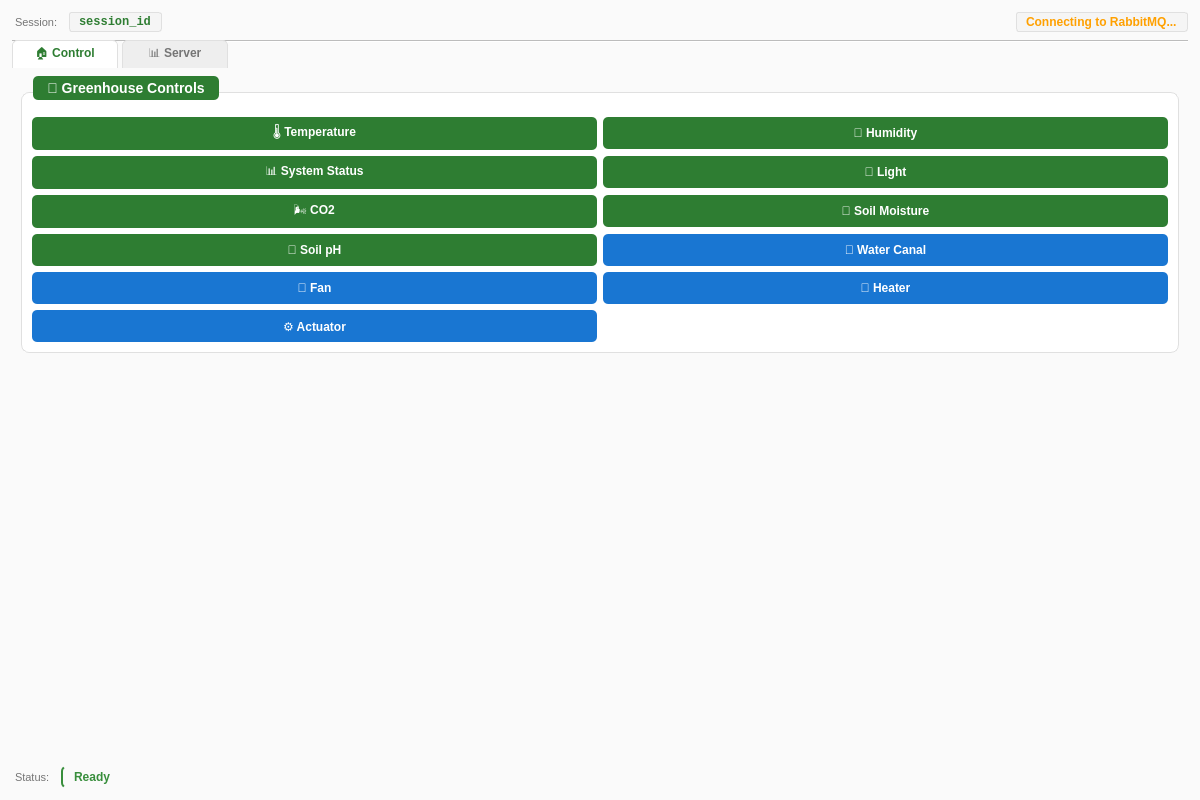
Above: frontend/front.ui from TigranYavroyan/GreenHouse_Application before the change. Below: the same form after it.
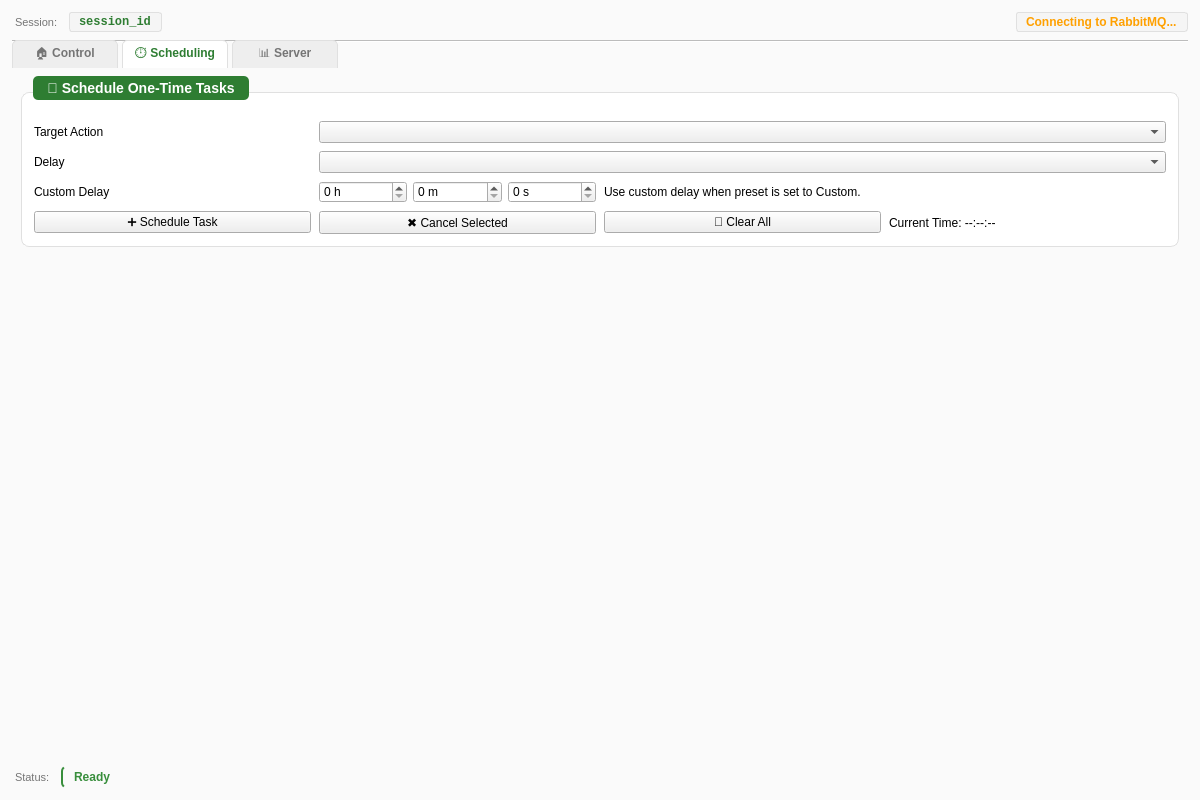
That is the form after the change. The open tabs and pages were chosen to show the change.

Commit message: feat: added scheduler for the task scheduling and monitoring

```diff
--- a/frontend/front.ui
+++ b/frontend/front.ui
@@ -638,6 +638,234 @@
         </item>
        </layout>
       </widget>
+      <widget class="QWidget" name="schedulingTab">
+       <attribute name="title">
+        <string>⏱️ Scheduling</string>
+       </attribute>
+       <layout class="QVBoxLayout" name="schedulingTabLayout">
+        <property name="spacing">
+         <number>8</number>
+        </property>
+        <property name="leftMargin">
+         <number>8</number>
+        </property>
+        <property name="topMargin">
+         <number>8</number>
+        </property>
+        <property name="rightMargin">
+         <number>8</number>
+        </property>
+        <property name="bottomMargin">
+         <number>8</number>
+        </property>
+        <item>
+         <widget class="QGroupBox" name="scheduleGroup">
+          <property name="sizePolicy">
+           <sizepolicy hsizetype="Expanding" vsizetype="Fixed">
+            <horstretch>0</horstretch>
+            <verstretch>0</verstretch>
+           </sizepolicy>
+          </property>
+          <property name="styleSheet">
+           <string notr="true">QGroupBox {
+    background-color: #FFFFFF;
+    border: 1px solid #E0E0E0;
+    border-radius: 8px;
+    margin-top: 16px;
+    padding-top: 8px;
+    font-weight: 500;
+    color: #212121;
+    font-size: 14px;
+}
+QGroupBox::title {
+    subcontrol-origin: margin;
+    left: 12px;
+    padding: 4px 12px;
+    background-color: #2E7D32;
+    color: #FFFFFF;
+    border-radius: 5px;
+}</string>
+          </property>
+          <property name="title">
+           <string>📅 Schedule One-Time Tasks</string>
+          </property>
+          <layout class="QGridLayout" name="scheduleGridLayout">
+           <property name="leftMargin">
+            <number>12</number>
+           </property>
+           <property name="topMargin">
+            <number>20</number>
+           </property>
+           <property name="rightMargin">
+            <number>12</number>
+           </property>
+           <property name="bottomMargin">
+            <number>12</number>
+           </property>
+           <property name="horizontalSpacing">
+            <number>8</number>
+           </property>
+           <property name="verticalSpacing">
+            <number>8</number>
+           </property>
+           <item row="0" column="0">
+            <widget class="QLabel" name="scheduleTargetLabel">
+             <property name="text">
+              <string>Target Action</string>
+             </property>
+            </widget>
+           </item>
+           <item row="0" column="1" colspan="3">
+            <widget class="QComboBox" name="scheduleTargetCombo"/>
+           </item>
+           <item row="1" column="0">
+            <widget class="QLabel" name="scheduleDelayLabel">
+             <property name="text">
+              <string>Delay</string>
+             </property>
+            </widget>
+           </item>
+           <item row="1" column="1" colspan="3">
+            <widget class="QComboBox" name="scheduleDelayPresetCombo"/>
+           </item>
+           <item row="2" column="0">
+            <widget class="QLabel" name="scheduleCustomDelayLabel">
+             <property name="text">
+              <string>Custom Delay</string>
+             </property>
+            </widget>
+           </item>
+           <item row="2" column="1">
+            <layout class="QHBoxLayout" name="customDelayLayout">
+             <property name="spacing">
+              <number>6</number>
+             </property>
+             <property name="leftMargin">
+              <number>0</number>
+             </property>
+             <property name="topMargin">
+              <number>0</number>
+             </property>
+             <property name="rightMargin">
+              <number>0</number>
+             </property>
+             <property name="bottomMargin">
+              <number>0</number>
+             </property>
+             <item>
+              <widget class="QSpinBox" name="scheduleHoursSpin">
+               <property name="minimum">
+                <number>0</number>
+               </property>
+               <property name="maximum">
+                <number>999</number>
+               </property>
+               <property name="suffix">
+                <string> h</string>
+               </property>
+              </widget>
+             </item>
+             <item>
+              <widget class="QSpinBox" name="scheduleMinutesSpin">
+               <property name="minimum">
+                <number>0</number>
+               </property>
+               <property name="maximum">
+                <number>59</number>
+               </property>
+               <property name="suffix">
+                <string> m</string>
+               </property>
+              </widget>
+             </item>
+             <item>
+              <widget class="QSpinBox" name="scheduleSecondsSpin">
+               <property name="minimum">
+                <number>0</number>
+               </property>
+               <property name="maximum">
+                <number>59</number>
+               </property>
+               <property name="suffix">
+                <string> s</string>
+               </property>
+              </widget>
+             </item>
+            </layout>
+           </item>
+           <item row="2" column="2" colspan="2">
+            <widget class="QLabel" name="scheduleHintLabel">
+             <property name="text">
+              <string>Use custom delay when preset is set to Custom.</string>
+             </property>
+            </widget>
+           </item>
+           <item row="3" column="0">
+            <widget class="QPushButton" name="scheduleTaskButton">
+             <property name="text">
+              <string>➕ Schedule Task</string>
+             </property>
+            </widget>
+           </item>
+           <item row="3" column="1">
+            <widget class="QPushButton" name="cancelScheduledButton">
+             <property name="text">
+              <string>✖ Cancel Selected</string>
+             </property>
+            </widget>
+           </item>
+           <item row="3" column="2">
+            <widget class="QPushButton" name="clearScheduledButton">
+             <property name="text">
+              <string>🧹 Clear All</string>
+             </property>
+            </widget>
+           </item>
+           <item row="3" column="3">
+            <widget class="QLabel" name="scheduleCurrentTimeLabel">
+             <property name="text">
+              <string>Current Time: --:--:--</string>
+             </property>
+            </widget>
+           </item>
+          </layout>
+         </widget>
+        </item>
+        <item>
+         <widget class="QWidget" name="schedule_output_container">
+          <property name="minimumSize">
+           <size>
+            <width>0</width>
+            <height>0</height>
+           </size>
+          </property>
+          <property name="sizePolicy">
+           <sizepolicy hsizetype="Expanding" vsizetype="Expanding">
+            <horstretch>1</horstretch>
+            <verstretch>1</verstretch>
+           </sizepolicy>
+          </property>
+          <layout class="QVBoxLayout" name="schedule_output_layout">
+           <property name="spacing">
+            <number>0</number>
+           </property>
+           <property name="leftMargin">
+            <number>0</number>
+           </property>
+           <property name="topMargin">
+            <number>0</number>
+           </property>
+           <property name="rightMargin">
+            <number>0</number>
+           </property>
+           <property name="bottomMargin">
+            <number>0</number>
+           </property>
+          </layout>
+         </widget>
+        </item>
+       </layout>
+      </widget>
       <widget class="QWidget" name="serverTab">
        <attribute name="title">
         <string>📊 Server</string>
```
The commit also changes 7 other files.
